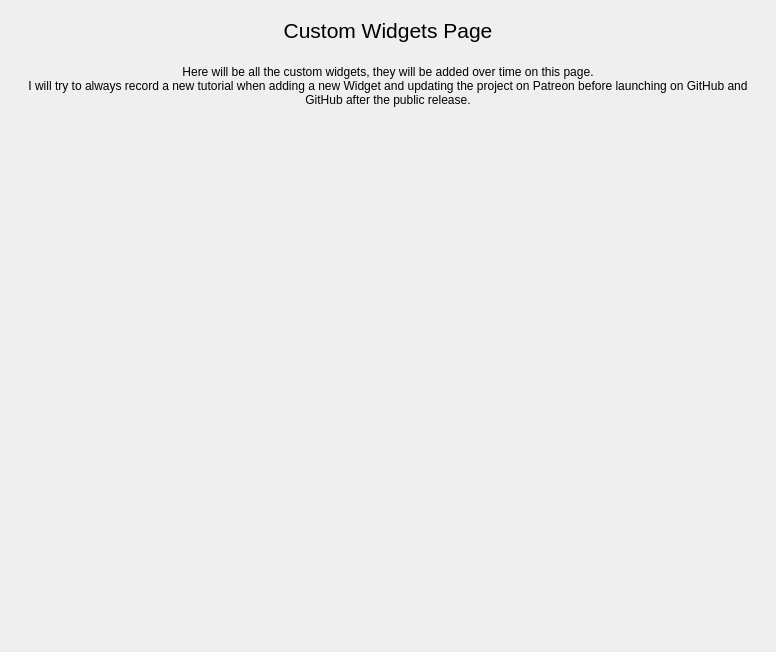
Old version of the form AdapsChip/ChipUI/gui/uis/pages/main_pages.ui in the repository HongGang-Pub/Adaps.
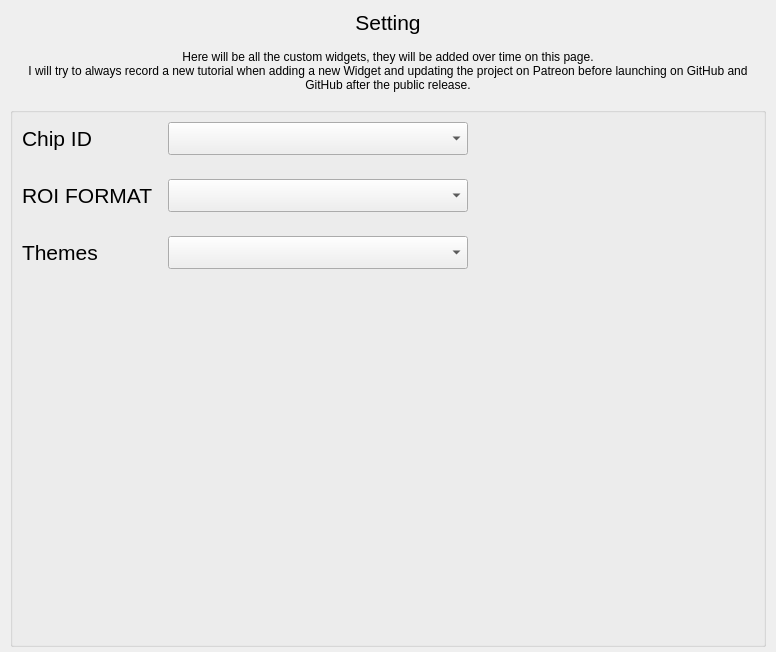
New version of the form. The open tabs and pages were chosen to show the change. Custom widgets are drawn as their Qt base class.

```diff
--- a/AdapsChip/ChipUI/gui/uis/pages/main_pages.ui
+++ b/AdapsChip/ChipUI/gui/uis/pages/main_pages.ui
@@ -4037,7 +4037,7 @@
        <item>
         <widget class="QScrollArea" name="scroll_area">
          <property name="styleSheet">
-          <string notr="true">background: transparent;</string>
+          <string notr="true"/>
          </property>
          <property name="frameShape">
           <enum>QFrame::Shape::NoFrame</enum>
@@ -4056,12 +4056,12 @@
            <rect>
             <x>0</x>
             <y>0</y>
-            <width>233</width>
-            <height>256</height>
+            <width>766</width>
+            <height>647</height>
            </rect>
           </property>
           <property name="styleSheet">
-           <string notr="true">background: transparent;</string>
+           <string notr="true"/>
           </property>
           <layout class="QVBoxLayout" name="verticalLayout">
            <property name="spacing">
@@ -4096,7 +4096,7 @@
               <string notr="true">font-size: 16pt</string>
              </property>
              <property name="text">
-              <string>Custom Widgets Page</string>
+              <string>Setting</string>
              </property>
              <property name="alignment">
               <set>Qt::AlignmentFlag::AlignCenter</set>
@@ -4108,6 +4108,12 @@
            </item>
            <item>
             <widget class="QLabel" name="description_label">
+             <property name="maximumSize">
+              <size>
+               <width>16777215</width>
+               <height>80</height>
+              </size>
+             </property>
              <property name="text">
               <string>Here will be all the custom widgets, they will be added over time on this page.
 I will try to always record a new tutorial when adding a new Widget and updating the project on Patreon before launching on GitHub and GitHub after the public release.</string>
@@ -4121,19 +4127,302 @@
             </widget>
            </item>
            <item>
-            <layout class="QHBoxLayout" name="row_1_layout"/>
-           </item>
-           <item>
-            <layout class="QHBoxLayout" name="row_2_layout"/>
-           </item>
-           <item>
-            <layout class="QHBoxLayout" name="row_3_layout"/>
-           </item>
-           <item>
-            <layout class="QVBoxLayout" name="row_4_layout"/>
-           </item>
-           <item>
-            <layout class="QVBoxLayout" name="row_5_layout"/>
+            <widget class="QGroupBox" name="softsetting">
+             <property name="minimumSize">
+              <size>
+               <width>0</width>
+               <height>0</height>
+              </size>
+             </property>
+             <property name="maximumSize">
+              <size>
+               <width>16777215</width>
+               <height>16777215</height>
+              </size>
+             </property>
+             <property name="styleSheet">
+              <string notr="true">font: 16pt &quot;Microsoft YaHei UI&quot;;</string>
+             </property>
+             <layout class="QVBoxLayout" name="verticalLayout_9">
+              <property name="spacing">
+               <number>24</number>
+              </property>
+              <item>
+               <widget class="QFrame" name="chip_ID_Group">
+                <property name="layoutDirection">
+                 <enum>Qt::LeftToRight</enum>
+                </property>
+                <property name="autoFillBackground">
+                 <bool>false</bool>
+                </property>
+                <layout class="QHBoxLayout" name="horizontalLayout_3">
+                 <property name="leftMargin">
+                  <number>0</number>
+                 </property>
+                 <property name="topMargin">
+                  <number>0</number>
+                 </property>
+                 <property name="rightMargin">
+                  <number>0</number>
+                 </property>
+                 <property name="bottomMargin">
+                  <number>0</number>
+                 </property>
+                 <item>
+                  <widget class="QLabel" name="chip_ID_Label">
+                   <property name="minimumSize">
+                    <size>
+                     <width>140</width>
+                     <height>0</height>
+                    </size>
+                   </property>
+                   <property name="maximumSize">
+                    <size>
+                     <width>100</width>
+                     <height>16777215</height>
+                    </size>
+                   </property>
+                   <property name="font">
+                    <font>
+                     <family>Microsoft YaHei UI</family>
+                     <pointsize>16</pointsize>
+                     <italic>false</italic>
+                     <bold>false</bold>
+                    </font>
+                   </property>
+                   <property name="frameShape">
+                    <enum>QFrame::NoFrame</enum>
+                   </property>
+                   <property name="text">
+                    <string>Chip ID</string>
+                   </property>
+                  </widget>
+                 </item>
+                 <item>
+                  <widget class="QComboBox" name="chip_ID_ComboBox">
+                   <property name="minimumSize">
+                    <size>
+                     <width>300</width>
+                     <height>0</height>
+                    </size>
+                   </property>
+                   <property name="maximumSize">
+                    <size>
+                     <width>300</width>
+                     <height>16777215</height>
+                    </size>
+                   </property>
+                   <property name="font">
+                    <font>
+                     <family>Microsoft YaHei UI</family>
+                     <pointsize>16</pointsize>
+                     <italic>false</italic>
+                     <bold>false</bold>
+                    </font>
+                   </property>
+                  </widget>
+                 </item>
+                 <item>
+                  <spacer name="horizontalSpacer_19">
+                   <property name="orientation">
+                    <enum>Qt::Horizontal</enum>
+                   </property>
+                   <property name="sizeHint" stdset="0">
+                    <size>
+                     <width>40</width>
+                     <height>20</height>
+                    </size>
+                   </property>
+                  </spacer>
+                 </item>
+                </layout>
+               </widget>
+              </item>
+              <item>
+               <widget class="QFrame" name="roi_data_format_Group">
+                <layout class="QHBoxLayout" name="horizontalLayout_20">
+                 <property name="leftMargin">
+                  <number>0</number>
+                 </property>
+                 <property name="topMargin">
+                  <number>0</number>
+                 </property>
+                 <property name="rightMargin">
+                  <number>0</number>
+                 </property>
+                 <property name="bottomMargin">
+                  <number>0</number>
+                 </property>
+                 <item>
+                  <widget class="QLabel" name="roi_data_format_Label">
+                   <property name="minimumSize">
+                    <size>
+                     <width>140</width>
+                     <height>0</height>
+                    </size>
+                   </property>
+                   <property name="maximumSize">
+                    <size>
+                     <width>100</width>
+                     <height>16777215</height>
+                    </size>
+                   </property>
+                   <property name="font">
+                    <font>
+                     <family>Microsoft YaHei UI</family>
+                     <pointsize>16</pointsize>
+                     <italic>false</italic>
+                     <bold>false</bold>
+                    </font>
+                   </property>
+                   <property name="frameShape">
+                    <enum>QFrame::NoFrame</enum>
+                   </property>
+                   <property name="text">
+                    <string>ROI FORMAT</string>
+                   </property>
+                  </widget>
+                 </item>
+                 <item>
+                  <widget class="QComboBox" name="roi_data_fromat_ComboBox">
+                   <property name="minimumSize">
+                    <size>
+                     <width>300</width>
+                     <height>0</height>
+                    </size>
+                   </property>
+                   <property name="maximumSize">
+                    <size>
+                     <width>300</width>
+                     <height>16777215</height>
+                    </size>
+                   </property>
+                   <property name="font">
+                    <font>
+                     <family>Microsoft YaHei UI</family>
+                     <pointsize>16</pointsize>
+                     <italic>false</italic>
+                     <bold>false</bold>
+                    </font>
+                   </property>
+                  </widget>
+                 </item>
+                 <item>
+                  <spacer name="horizontalSpacer_20">
+                   <property name="orientation">
+                    <enum>Qt::Horizontal</enum>
+                   </property>
+                   <property name="sizeHint" stdset="0">
+                    <size>
+                     <width>40</width>
+                     <height>20</height>
+                    </size>
+                   </property>
+                  </spacer>
+                 </item>
+                </layout>
+               </widget>
+              </item>
+              <item>
+               <widget class="QFrame" name="thems_select_Group">
+                <layout class="QHBoxLayout" name="horizontalLayout_21">
+                 <property name="leftMargin">
+                  <number>0</number>
+                 </property>
+                 <property name="topMargin">
+                  <number>0</number>
+                 </property>
+                 <property name="rightMargin">
+                  <number>0</number>
+                 </property>
+                 <property name="bottomMargin">
+                  <number>0</number>
+                 </property>
+                 <item>
+                  <widget class="QLabel" name="themes_select_Label">
+                   <property name="minimumSize">
+                    <size>
+                     <width>140</width>
+                     <height>0</height>
+                    </size>
+                   </property>
+                   <property name="maximumSize">
+                    <size>
+                     <width>100</width>
+                     <height>16777215</height>
+                    </size>
+                   </property>
+                   <property name="font">
+                    <font>
+                     <family>Microsoft YaHei UI</family>
+                     <pointsize>16</pointsize>
+                     <italic>false</italic>
+                     <bold>false</bold>
+                    </font>
+                   </property>
+                   <property name="frameShape">
+                    <enum>QFrame::NoFrame</enum>
+                   </property>
+                   <property name="text">
+                    <string>Themes</string>
+                   </property>
+                  </widget>
+                 </item>
+                 <item>
+                  <widget class="QComboBox" name="themes_select_ComboBox">
+                   <property name="minimumSize">
+                    <size>
+                     <width>300</width>
+                     <height>0</height>
+                    </size>
+                   </property>
+                   <property name="maximumSize">
+                    <size>
+                     <width>300</width>
+                     <height>16777215</height>
+                    </size>
+                   </property>
+                   <property name="font">
+                    <font>
+                     <family>Microsoft YaHei UI</family>
+                     <pointsize>16</pointsize>
+                     <italic>false</italic>
+                     <bold>false</bold>
+                    </font>
+                   </property>
+                  </widget>
+                 </item>
+                 <item>
+                  <spacer name="horizontalSpacer_21">
+                   <property name="orientation">
+                    <enum>Qt::Horizontal</enum>
+                   </property>
+                   <property name="sizeHint" stdset="0">
+                    <size>
+                     <width>40</width>
+                     <height>20</height>
+                    </size>
+                   </property>
+                  </spacer>
+                 </item>
+                </layout>
+               </widget>
+              </item>
+              <item>
+               <spacer name="verticalSpacer_2">
+                <property name="orientation">
+                 <enum>Qt::Vertical</enum>
+                </property>
+                <property name="sizeHint" stdset="0">
+                 <size>
+                  <width>20</width>
+                  <height>40</height>
+                 </size>
+                </property>
+               </spacer>
+              </item>
+             </layout>
+            </widget>
            </item>
           </layout>
          </widget>
@@ -4149,7 +4438,17 @@
   <customwidget>
    <class>QComboCheckBox</class>
    <extends>QComboBox</extends>
-   <header>Hawk.HawkGUI_v002.gui.widgets.py_combo_check_box.py_combo_check</header>
+   <header>AdapsChip.ChipUI.gui.widgets.py_combo_check_box.py_combo_check</header>
+  </customwidget>
+  <customwidget>
+   <class>NoWheelComboBox</class>
+   <extends>QComboBox</extends>
+   <header location="global">AdapsChip.ChipUI.gui.widgets.py_nowheel_combobox.py_nowheel_combobox</header>
+  </customwidget>
+  <customwidget>
+   <class>NoWheelSpinBox</class>
+   <extends>QSpinBox</extends>
+   <header location="global">AdapsChip.ChipUI.gui.widgets.py_nowheel_spinbox.py_nowheel_spinbox</header>
   </customwidget>
  </customwidgets>
  <resources/>
```
Left out of the diff: 283 changed lines with no effect on the pictures.
